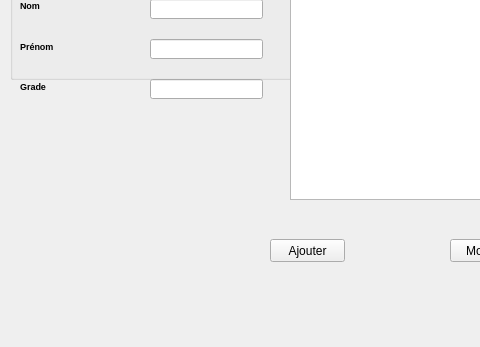
The window that mainwindow.ui (karim-aloulou/Smart_Park-C-QTC) describes before a commit, drawn with Qt 5; both pictures show x 0 to 480 and y 218 to 565 of the 1008 by 565 pixel window.
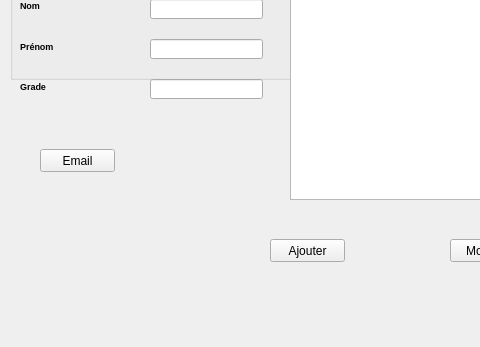
The same window after the commit.

What changed in the file:
```diff
--- a/mainwindow.ui
+++ b/mainwindow.ui
@@ -319,6 +319,19 @@
      <string>recherche</string>
     </property>
    </widget>
+   <widget class="QPushButton" name="pushButton_4">
+    <property name="geometry">
+     <rect>
+      <x>40</x>
+      <y>350</y>
+      <width>75</width>
+      <height>23</height>
+     </rect>
+    </property>
+    <property name="text">
+     <string>Email</string>
+    </property>
+   </widget>
   </widget>
   <widget class="QMenuBar" name="menuBar">
    <property name="geometry">
```
